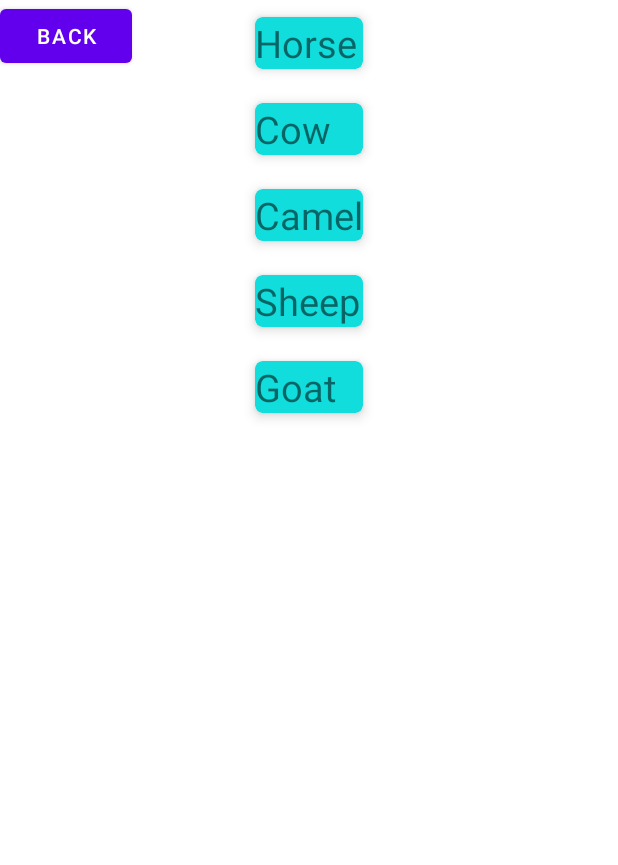
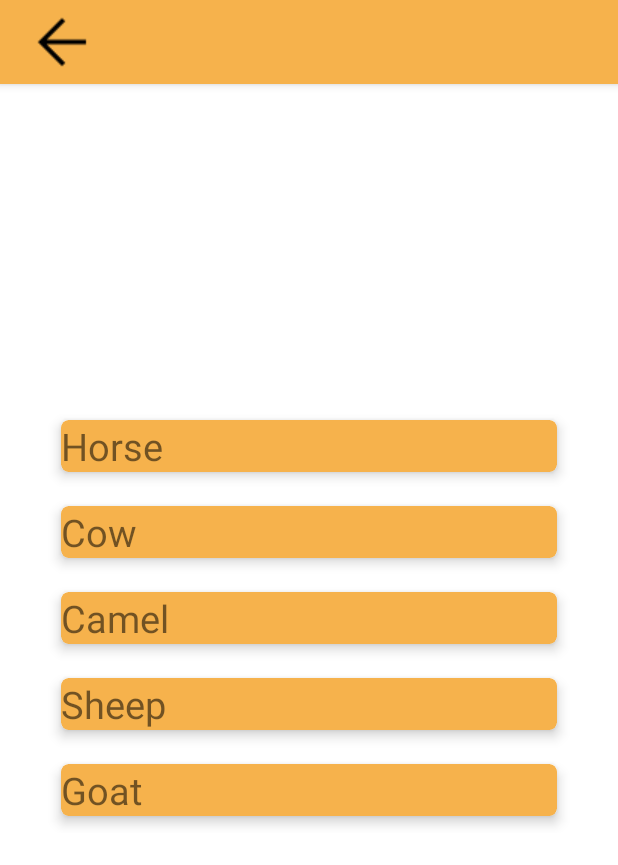
Before and after one commit to DUT-Info-Montreuil/SAE4A-COHEN-ARGENCE-BAUDIER-YANG, an Android app: the PersonnalizedBurgerActivity screen opened directly, with no data from a screen before it, on a phone screen of 412 x 824 dp. Shown: the top 865 px of the screen. Run offline under Robolectric (Android 15) with nearby library versions, the phone set to English and light mode, and no system bars.

Commit message:
Ajout d'une toolbar au menu création burger

```diff
--- a/app/src/main/java/com/example/vraiburgir/PersonnalizedBurgerActivity.java
+++ b/app/src/main/java/com/example/vraiburgir/PersonnalizedBurgerActivity.java
@@ -7,7 +7,7 @@ import androidx.recyclerview.widget.RecyclerView;
 
 import android.os.Bundle;
 import android.view.View;
-import android.widget.Button;
+import android.widget.ImageButton;
 
 import com.example.vraiburgir.adapter.IngredientsChoisisAdapter;
 import com.example.vraiburgir.callback.RecyclerRowMoveCallback;
@@ -40,7 +40,7 @@ public class PersonnalizedBurgerActivity extends AppCompatActivity {
         ItemTouchHelper touchHelper = new ItemTouchHelper(callback);
         touchHelper.attachToRecyclerView(recyclerView);
 
-        Button backButton = findViewById(R.id.back_button);
+        ImageButton backButton = findViewById(R.id.back_button);
         backButton.setOnClickListener(new View.OnClickListener() {
             @Override
             public void onClick(View v) {
--- a/app/src/main/res/layout/activity_personnalized_burger.xml
+++ b/app/src/main/res/layout/activity_personnalized_burger.xml
@@ -6,19 +6,42 @@
     android:layout_height="match_parent"
     tools:context=".PersonnalizedBurgerActivity">
 
-    <Button
-        android:id="@+id/back_button"
-        android:layout_width="wrap_content"
+    <com.google.android.material.appbar.AppBarLayout
+        android:layout_width="match_parent"
         android:layout_height="wrap_content"
-        android:text="Back" />
+        android:color="@color/cheddar">
+
+        <androidx.appcompat.widget.Toolbar
+            android:id="@+id/toolbar"
+            android:layout_width="match_parent"
+            android:layout_height="?attr/actionBarSize"
+            android:background="@color/cheddar">
+
+            <ImageButton
+                android:id="@+id/back_button"
+                android:layout_width="50dp"
+                android:layout_height="50dp"
+                android:src="@drawable/back_arrow"
+                android:padding="8dp"
+                android:background="@android:color/transparent"/>
+
+        </androidx.appcompat.widget.Toolbar>
+
+
+
+    </com.google.android.material.appbar.AppBarLayout>
 
     <androidx.recyclerview.widget.RecyclerView
         android:id="@+id/listeIngredientsChoisis"
-        android:layout_width="wrap_content"
+        android:layout_width="0dp"
         android:layout_height="wrap_content"
+        app:layout_constraintStart_toStartOf="parent"
+        app:layout_constraintEnd_toEndOf="parent"
+        app:layout_constraintHorizontal_bias="0.5"
+        android:layout_marginStart="32dp"
+        android:layout_marginEnd="32dp"
         app:layout_constraintTop_toTopOf="parent"
-        app:layout_constraintStart_toStartOf="parent"
-        app:layout_constraintEnd_toEndOf="parent">
+        app:layout_constraintBottom_toBottomOf="parent">
     </androidx.recyclerview.widget.RecyclerView>
 
 </androidx.constraintlayout.widget.ConstraintLayout>
--- a/app/src/main/res/layout/activity_personnalized_burger_recyclerview_row.xml
+++ b/app/src/main/res/layout/activity_personnalized_burger_recyclerview_row.xml
@@ -6,7 +6,7 @@
     android:layout_width="match_parent"
     android:layout_height="wrap_content"
     android:layout_margin="2dp"
-    app:cardBackgroundColor="#12dddd"
+    app:cardBackgroundColor="@color/cheddar"
     app:cardCornerRadius="5dp"
     app:cardElevation="5dp"
     app:cardMaxElevation="5dp"
```
Also changed, not shown: app/src/main/res/drawable/back_arrow.png (added).
